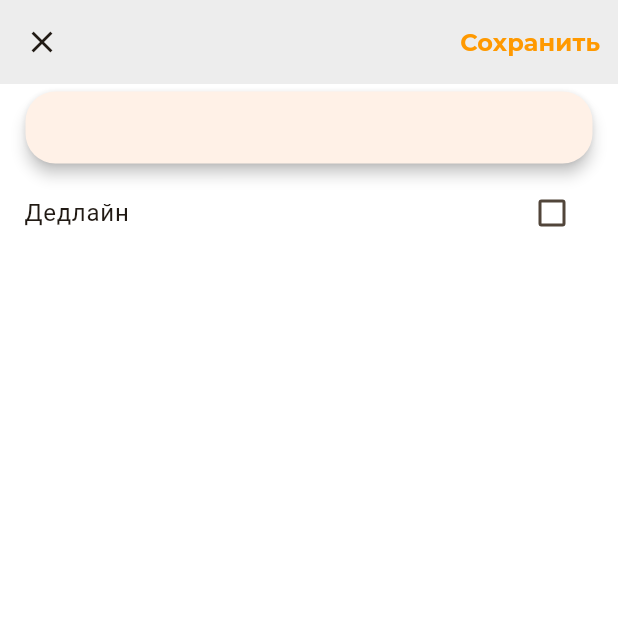
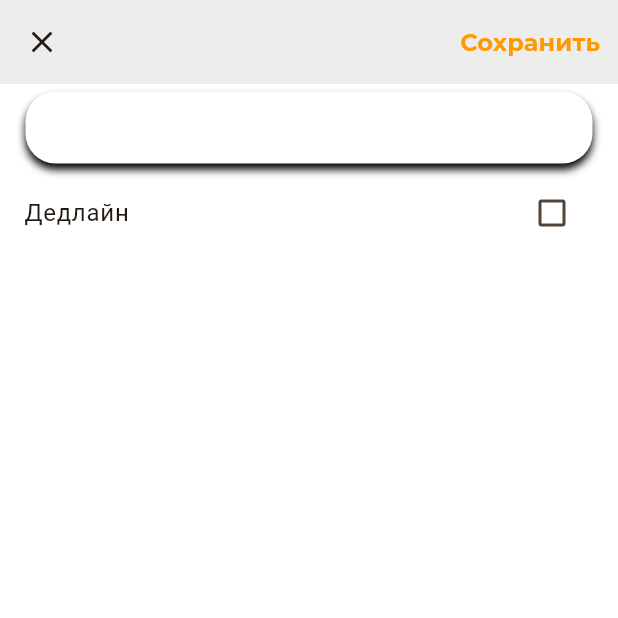
Before and after one commit to ManIlya/fittin_todo_app, a Flutter app: the screen it shows after launch, after a tap on the "visibility off" icon, after a tap on the "add" icon, on a phone screen of 412 x 824 dp, the top half of it. Run offline on Flutter 3.47's test engine with Material 2 defaults, Android fonts, the phone set to English and light mode, and no system bars; our stand-ins replace google_fonts.

Commit message:
Заменил карточки на декораторы. А так же заменил list view на  sliver list

```diff
--- a/lib/page/todo_list_page.dart
+++ b/lib/page/todo_list_page.dart
@@ -136,25 +136,16 @@ class _TodoListPageState extends State<TodoListPage> {
                 ),
               ],
             ),
-            SliverToBoxAdapter(
-              child: Card(
-                elevation: 4,
+            SliverList(
+                delegate: SliverChildBuilderDelegate(childCount: todos.length,
+                    (context, index) {
+              var todo = todos[index];
+              return Container(
                 margin: const EdgeInsets.symmetric(
                   horizontal: 17,
-                  vertical: 5,
+                  vertical: 0,
                 ),
-                shape: const RoundedRectangleBorder(
-                  borderRadius: BorderRadius.all(
-                    Radius.circular(20),
-                  ),
-                ),
-                child: ListView.builder(
-                  shrinkWrap: true,
-                  physics: const NeverScrollableScrollPhysics(),
-                  itemCount: todos.length,
-                  itemBuilder: (context, index) {
-                    var todo = todos[index];
-                    return Dismissible(
+                  child: Dismissible(
                     key: Key('${todo.id}'),
                     direction: todo.completed
                         ? DismissDirection.endToStart
@@ -196,6 +187,21 @@ class _TodoListPageState extends State<TodoListPage> {
                       alignment: Alignment.centerRight,
                       padding: const EdgeInsets.only(right: 16.0),
                       child: const Icon(Icons.delete),
+                    ),
+                    child: DecoratedBox(
+                    decoration: BoxDecoration(
+                      color: themeData.colorScheme.surface,
+                      borderRadius: BorderRadius.vertical(
+                        top: Radius.circular(index == 0 ? 20 : 0),
+                        bottom:
+                            Radius.circular(index == todos.length - 1 ? 20 : 0),
+                      ),
+                      boxShadow: const [
+                        BoxShadow(
+                          blurRadius: 4,
+                          offset: Offset(0, 4),
+                        ),
+                      ],
                     ),
                     child: GestureDetector(
                       onTap: () {
@@ -241,11 +247,10 @@ class _TodoListPageState extends State<TodoListPage> {
                             : null,
                       ),
                     ),
-                    );
-                  },
                   ),
                 ),
-            ),
+              );
+            })),
           ],
         ),
       ),
--- a/lib/widget/todo_editing_text_widget.dart
+++ b/lib/widget/todo_editing_text_widget.dart
@@ -15,16 +15,24 @@ class TodoTextFieldWidget extends StatefulWidget {
 class _TodoTextFieldWidgetState extends State<TodoTextFieldWidget> {
   @override
   Widget build(BuildContext context) {
-    return Card(
-      elevation: 4,
-      margin: const EdgeInsets.symmetric(
+    final themeData = Theme.of(context);
+    return Container(
+      margin: EdgeInsets.symmetric(
         horizontal: 17,
         vertical: 5,
       ),
-      shape: const RoundedRectangleBorder(
+      child: DecoratedBox(
+        decoration: BoxDecoration(
+          color: themeData.colorScheme.surface,
           borderRadius: BorderRadius.all(
             Radius.circular(20),
           ),
+          boxShadow: const [
+            BoxShadow(
+              blurRadius: 4,
+              offset: Offset(0, 4),
+            ),
+          ],
         ),
         child: Padding(
           padding: const EdgeInsets.symmetric(horizontal: 16),
@@ -37,6 +45,7 @@ class _TodoTextFieldWidgetState extends State<TodoTextFieldWidget> {
             ),
           ),
         ),
+      ),
     );
   }
 }
```
Lines whose indentation alone changed are shown as unchanged.
